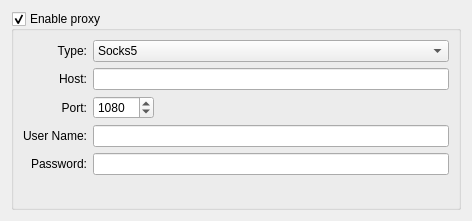
Above: src/settings_proxy.ui from KDE/rekonq before the change. Below: the same form after it.
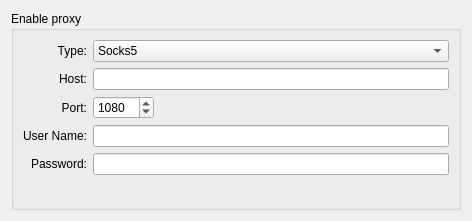
That is the form after the change. Custom widgets are drawn as their Qt base class.

Diff of the .ui file:
```diff
--- a/src/settings_proxy.ui
+++ b/src/settings_proxy.ui
@@ -18,9 +18,6 @@
      <property name="title" >
       <string>Enable proxy</string>
      </property>
-     <property name="checkable" >
-      <bool>true</bool>
-     </property>
      <layout class="QGridLayout" name="gridLayout_6" >
       <item row="0" column="0" >
        <widget class="QLabel" name="label_9" >
```
Left out of the diff: 12 changed lines with no effect on the pictures.
